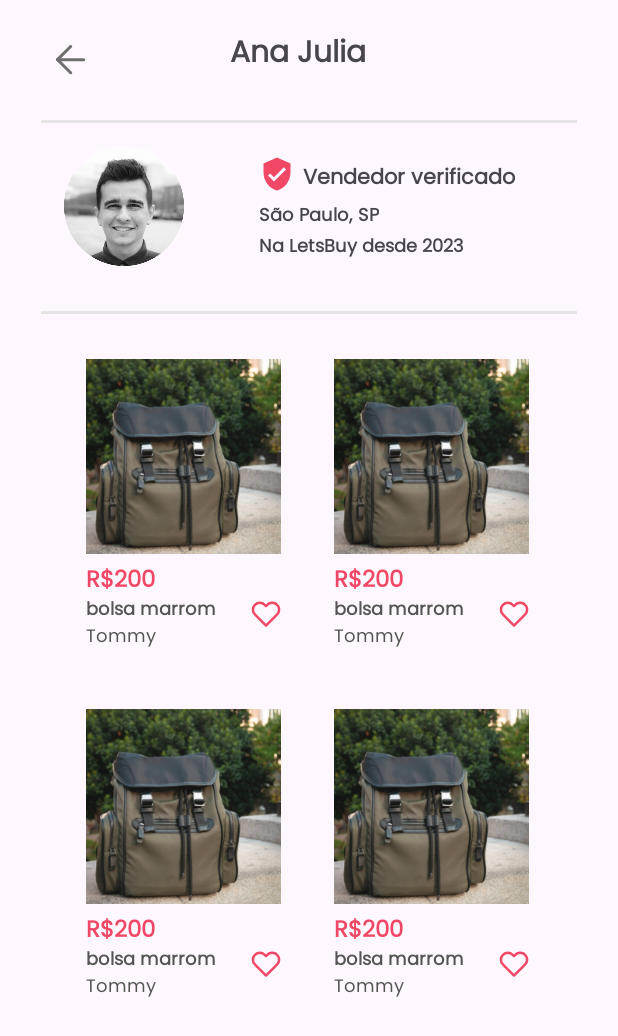
After one commit to letssBuyy/letsbuy-mobile-application, an Android app: the layout activity_profile_view.xml on its own in the app's theme, with its tools: preview values and no code run, on a phone screen of 412 x 824 dp. The commit adds this screen. Shown: the top 1036 px of the screen. Run offline under Robolectric (Android 15) with nearby library versions, the phone set to English and light mode, and no system bars.

Commit message:
add view profile

```diff
--- a/app/src/main/res/drawable/curti.xml
+++ b/app/src/main/res/drawable/curti.xml
@@ -8,6 +8,6 @@
       android:strokeLineJoin="round"
       android:strokeWidth="2"
       android:fillColor="#00000000"
-      android:strokeColor="#A2A2A2"
+      android:strokeColor="#FFF14866"
       android:strokeLineCap="round"/>
 </vector>
--- /dev/null
+++ b/app/src/main/res/layout/activity_profile_view.xml
@@ -0,0 +1,372 @@
+<?xml version="1.0" encoding="utf-8"?>
+<androidx.constraintlayout.widget.ConstraintLayout
+    xmlns:android="http://schemas.android.com/apk/res/android"
+    android:layout_width="match_parent"
+    android:layout_height="match_parent"
+    xmlns:app="http://schemas.android.com/apk/res-auto">
+
+
+    <androidx.core.widget.NestedScrollView
+        android:layout_width="match_parent"
+        android:layout_height="match_parent"
+        app:layout_constraintBottom_toBottomOf="parent"
+        app:layout_constraintEnd_toEndOf="parent"
+        app:layout_constraintHorizontal_bias="0.0"
+        app:layout_constraintStart_toStartOf="parent"
+        app:layout_constraintTop_toTopOf="parent"
+        app:layout_constraintVertical_bias="1.0">
+
+        <androidx.constraintlayout.widget.ConstraintLayout
+            android:layout_width="match_parent"
+            android:layout_height="match_parent"
+            android:layout_marginStart="27dp"
+            android:layout_marginEnd="27dp">
+
+            <ImageView
+                android:id="@+id/imageView1"
+                android:layout_width="wrap_content"
+                android:layout_height="wrap_content"
+                android:src="@drawable/back_button"
+                app:layout_constraintStart_toStartOf="parent"
+                app:layout_constraintTop_toTopOf="parent"
+                android:layout_marginTop="30dp"
+                android:layout_marginLeft="10dp"/>
+
+            <TextView
+                android:id="@+id/personName"
+                android:layout_width="100dp"
+                android:layout_height="40dp"
+                android:layout_marginStart="96dp"
+                android:layout_marginTop="20dp"
+                android:text="Ana Julia"
+                android:fontFamily="@font/poppins"
+                android:textSize="20sp"
+                android:textStyle="bold"
+                app:layout_constraintStart_toEndOf="@id/imageView1"
+                app:layout_constraintTop_toTopOf="parent" />
+
+            <View
+                android:layout_width="match_parent"
+                android:layout_height="2dp"
+                android:background="@color/semi"
+                android:id="@+id/line"
+                android:layout_marginTop="20dp"
+                app:layout_constraintStart_toStartOf="parent"
+                app:layout_constraintTop_toBottomOf="@id/personName"/>
+
+            <ImageView
+                android:layout_width="80dp"
+                android:layout_height="80dp"
+                app:layout_constraintStart_toStartOf="parent"
+                app:layout_constraintTop_toBottomOf="@id/line"
+                android:layout_marginLeft="15dp"
+                android:id="@+id/profileImage"
+                android:layout_marginTop="15dp"
+                android:src="@drawable/perfil_image" />
+
+            <ImageView
+                android:layout_width="wrap_content"
+                android:layout_height="wrap_content"
+                android:src="@drawable/icon_shield_pink"
+                app:layout_constraintStart_toEndOf="@id/profileImage"
+                app:layout_constraintTop_toBottomOf="@id/line"
+                android:id="@+id/imageShieldPink"
+                android:layout_marginLeft="50dp"
+                android:layout_marginTop="22dp"/>
+
+            <TextView
+                android:layout_width="wrap_content"
+                android:layout_height="wrap_content"
+                android:text="Vendedor verificado"
+                android:fontFamily="@font/poppins"
+                android:textStyle="bold"
+                android:id="@+id/verifiedSeller"
+                android:layout_marginTop="25dp"
+                android:layout_marginLeft="5dp"
+                app:layout_constraintStart_toEndOf="@id/imageShieldPink"
+                app:layout_constraintTop_toBottomOf="@id/line"/>
+
+            <TextView
+                android:layout_width="wrap_content"
+                android:layout_height="wrap_content"
+                android:text="São Paulo, SP"
+                android:fontFamily="@font/poppins"
+                android:textStyle="bold"
+                android:layout_marginLeft="50dp"
+                android:layout_marginTop="6dp"
+                android:textSize="12sp"
+                android:id="@+id/citySeller"
+                app:layout_constraintStart_toEndOf="@id/profileImage"
+                app:layout_constraintTop_toBottomOf="@id/imageShieldPink" />
+
+            <TextView
+                android:layout_width="wrap_content"
+                android:layout_height="wrap_content"
+                android:text="Na LetsBuy desde 2023"
+                android:textSize="12sp"
+                android:fontFamily="@font/poppins"
+                android:textStyle="bold"
+                android:layout_marginLeft="50dp"
+                app:layout_constraintStart_toEndOf="@id/profileImage"
+                app:layout_constraintTop_toBottomOf="@id/citySeller" />
+
+            <View
+                android:layout_width="match_parent"
+                android:layout_height="2dp"
+                android:background="@color/semi"
+                android:id="@+id/lineTwo"
+                android:layout_marginTop="30dp"
+                app:layout_constraintStart_toStartOf="parent"
+                app:layout_constraintTop_toBottomOf="@id/profileImage"/>
+
+
+            <ImageView
+                android:layout_width="130dp"
+                android:layout_height="130dp"
+                android:src="@drawable/badge"
+                app:layout_constraintStart_toStartOf="parent"
+                app:layout_constraintTop_toBottomOf="@id/lineTwo"
+                android:id="@+id/badgeImageOne"
+                android:layout_marginLeft="30dp"
+                android:layout_marginTop="30dp"/>
+
+            <TextView
+                android:layout_width="50dp"
+                android:layout_height="20dp"
+                android:text="R$200"
+                android:fontFamily="@font/poppins"
+                android:textStyle="bold"
+                android:textSize="15sp"
+                android:id="@+id/priceImageOne"
+                android:textColor="#F14866"
+                android:layout_marginLeft="30dp"
+                android:layout_marginTop="5dp"
+                app:layout_constraintStart_toStartOf="parent"
+                app:layout_constraintTop_toBottomOf="@id/badgeImageOne"/>
+
+            <TextView
+                android:text="bolsa marrom"
+                android:layout_width="100dp"
+                android:layout_height="18dp"
+                android:fontFamily="@font/poppins"
+                android:textStyle="bold"
+                android:textColor="#555555"
+                android:textSize="12sp"
+                android:layout_marginLeft="30dp"
+                android:layout_marginTop="2dp"
+                app:layout_constraintStart_toStartOf="parent"
+                app:layout_constraintTop_toBottomOf="@id/priceImageOne"
+                android:id="@+id/nameAdOne"/>
+
+            <TextView
+                android:text="Tommy"
+                android:layout_width="50dp"
+                android:layout_height="18dp"
+                android:fontFamily="@font/poppins"
+                android:textColor="#555555"
+                android:textSize="12sp"
+                android:layout_marginLeft="30dp"
+                app:layout_constraintStart_toStartOf="parent"
+                app:layout_constraintTop_toBottomOf="@id/nameAdOne"
+                android:id="@+id/brandAdOne"/>
+
+            <ImageView
+                android:layout_width="20dp"
+                android:layout_height="20dp"
+                android:src="@drawable/curti"
+                app:layout_constraintStart_toEndOf="@id/nameAdOne"
+                app:layout_constraintTop_toBottomOf="@id/badgeImageOne"
+                android:id="@+id/likeOne"
+                android:layout_marginLeft="10dp"
+                android:layout_marginTop="30dp"/>
+
+            <ImageView
+                android:layout_width="130dp"
+                android:layout_height="130dp"
+                android:src="@drawable/badge"
+                app:layout_constraintStart_toEndOf="@id/badgeImageOne"
+                app:layout_constraintTop_toBottomOf="@id/lineTwo"
+                android:id="@+id/badgeImageTwo"
+                android:layout_marginLeft="35dp"
+                android:layout_marginTop="30dp"/>
+
+            <TextView
+                android:layout_width="50dp"
+                android:layout_height="20dp"
+                android:text="R$200"
+                android:fontFamily="@font/poppins"
+                android:textStyle="bold"
+                android:textSize="15sp"
+                android:id="@+id/priceImageTwo"
+                android:textColor="#F14866"
+                android:layout_marginRight="112dp"
+                android:layout_marginTop="5dp"
+                app:layout_constraintEnd_toEndOf="parent"
+                app:layout_constraintTop_toBottomOf="@id/badgeImageTwo"/>
+
+            <TextView
+                android:text="bolsa marrom"
+                android:layout_width="100dp"
+                android:layout_height="18dp"
+                android:fontFamily="@font/poppins"
+                android:textStyle="bold"
+                android:textColor="#555555"
+                android:textSize="12sp"
+                android:layout_marginRight="62dp"
+                android:layout_marginTop="2dp"
+                app:layout_constraintEnd_toEndOf="parent"
+                app:layout_constraintTop_toBottomOf="@id/priceImageTwo"
+                android:id="@+id/nameAdTwo"/>
+
+            <TextView
+                android:text="Tommy"
+                android:layout_width="50dp"
+                android:layout_height="18dp"
+                android:fontFamily="@font/poppins"
+                android:textColor="#555555"
+                android:textSize="12sp"
+                android:layout_marginRight="112dp"
+                app:layout_constraintEnd_toEndOf="parent"
+                app:layout_constraintTop_toBottomOf="@id/nameAdTwo"
+                android:id="@+id/brandAdTwo"/>
+
+            <ImageView
+                android:layout_width="20dp"
+                android:layout_height="20dp"
+                android:src="@drawable/curti"
+                app:layout_constraintStart_toEndOf="@id/nameAdTwo"
+                app:layout_constraintTop_toBottomOf="@id/badgeImageTwo"
+                android:id="@+id/likeTwo"
+                android:layout_marginLeft="10dp"
+                android:layout_marginTop="30dp"/>
+
+            <ImageView
+                android:layout_width="130dp"
+                android:layout_height="130dp"
+                android:src="@drawable/badge"
+                app:layout_constraintStart_toStartOf="parent"
+                app:layout_constraintTop_toBottomOf="@id/brandAdOne"
+                android:id="@+id/badgeImageThree"
+                android:layout_marginLeft="30dp"
+                android:layout_marginTop="40dp"/>
+
+            <TextView
+                android:layout_width="50dp"
+                android:layout_height="20dp"
+                android:text="R$200"
+                android:fontFamily="@font/poppins"
+                android:textStyle="bold"
+                android:textSize="15sp"
+                android:id="@+id/priceImageThree"
+                android:textColor="#F14866"
+                android:layout_marginLeft="30dp"
+                android:layout_marginTop="5dp"
+                app:layout_constraintStart_toStartOf="parent"
+                app:layout_constraintTop_toBottomOf="@id/badgeImageThree"/>
+
+            <TextView
+                android:text="bolsa marrom"
+                android:layout_width="100dp"
+                android:layout_height="18dp"
+                android:fontFamily="@font/poppins"
+                android:textStyle="bold"
+                android:textColor="#555555"
+                android:textSize="12sp"
+                android:layout_marginLeft="30dp"
+                android:layout_marginTop="2dp"
+                app:layout_constraintStart_toStartOf="parent"
+                app:layout_constraintTop_toBottomOf="@id/priceImageThree"
+                android:id="@+id/nameAdThree"/>
+
+            <TextView
+                android:text="Tommy"
+                android:layout_width="50dp"
+                android:layout_height="18dp"
+                android:fontFamily="@font/poppins"
+                android:textColor="#555555"
+                android:textSize="12sp"
+                android:layout_marginLeft="30dp"
+                app:layout_constraintStart_toStartOf="parent"
+                app:layout_constraintTop_toBottomOf="@id/nameAdThree"
+                android:id="@+id/brandAdThree"/>
+
+            <ImageView
+                android:layout_width="20dp"
+                android:layout_height="20dp"
+                android:src="@drawable/curti"
+                app:layout_constraintStart_toEndOf="@id/nameAdThree"
+                app:layout_constraintTop_toBottomOf="@id/badgeImageThree"
+                android:id="@+id/likeThree"
+                android:layout_marginLeft="10dp"
+                android:layout_marginTop="30dp"/>
+
+
+            <ImageView
+                android:layout_width="130dp"
+                android:layout_height="130dp"
+                android:src="@drawable/badge"
+                app:layout_constraintStart_toEndOf="@id/badgeImageThree"
+                app:layout_constraintTop_toBottomOf="@id/brandAdTwo"
+                android:id="@+id/badgeImageFour"
+                android:layout_marginLeft="35dp"
+                android:layout_marginTop="40dp"/>
+
+            <TextView
+                android:layout_width="50dp"
+                android:layout_height="20dp"
+                android:text="R$200"
+                android:fontFamily="@font/poppins"
+                android:textStyle="bold"
+                android:textSize="15sp"
+                android:id="@+id/priceImageFour"
+                android:textColor="#F14866"
+                android:layout_marginRight="112dp"
+                android:layout_marginTop="5dp"
+                app:layout_constraintEnd_toEndOf="parent"
+                app:layout_constraintTop_toBottomOf="@id/badgeImageFour"/>
+
+            <TextView
+                android:text="bolsa marrom"
+                android:layout_width="100dp"
+                android:layout_height="18dp"
+                android:fontFamily="@font/poppins"
+                android:textStyle="bold"
+                android:textColor="#555555"
+                android:textSize="12sp"
+                android:layout_marginRight="62dp"
+                android:layout_marginTop="2dp"
+                app:layout_constraintEnd_toEndOf="parent"
+                app:layout_constraintTop_toBottomOf="@id/priceImageFour"
+                android:id="@+id/nameAdFour"/>
+
+            <TextView
+                android:text="Tommy"
+                android:layout_width="50dp"
+                android:layout_height="18dp"
+                android:fontFamily="@font/poppins"
+                android:textColor="#555555"
+                android:textSize="12sp"
+                android:layout_marginRight="112dp"
+                app:layout_constraintEnd_toEndOf="parent"
+                app:layout_constraintTop_toBottomOf="@id/nameAdFour"
+                android:id="@+id/brandAdFour"/>
+
+            <ImageView
+                android:layout_width="20dp"
+                android:layout_height="20dp"
+                android:src="@drawable/curti"
+                app:layout_constraintStart_toEndOf="@id/nameAdFour"
+                app:layout_constraintTop_toBottomOf="@id/badgeImageFour"
+                android:id="@+id/likeFour"
+                android:layout_marginLeft="10dp"
+                android:layout_marginTop="30dp"/>
+
+
+
+
+
+
+
+        </androidx.constraintlayout.widget.ConstraintLayout>
+    </androidx.core.widget.NestedScrollView>
+</androidx.constraintlayout.widget.ConstraintLayout>
```
